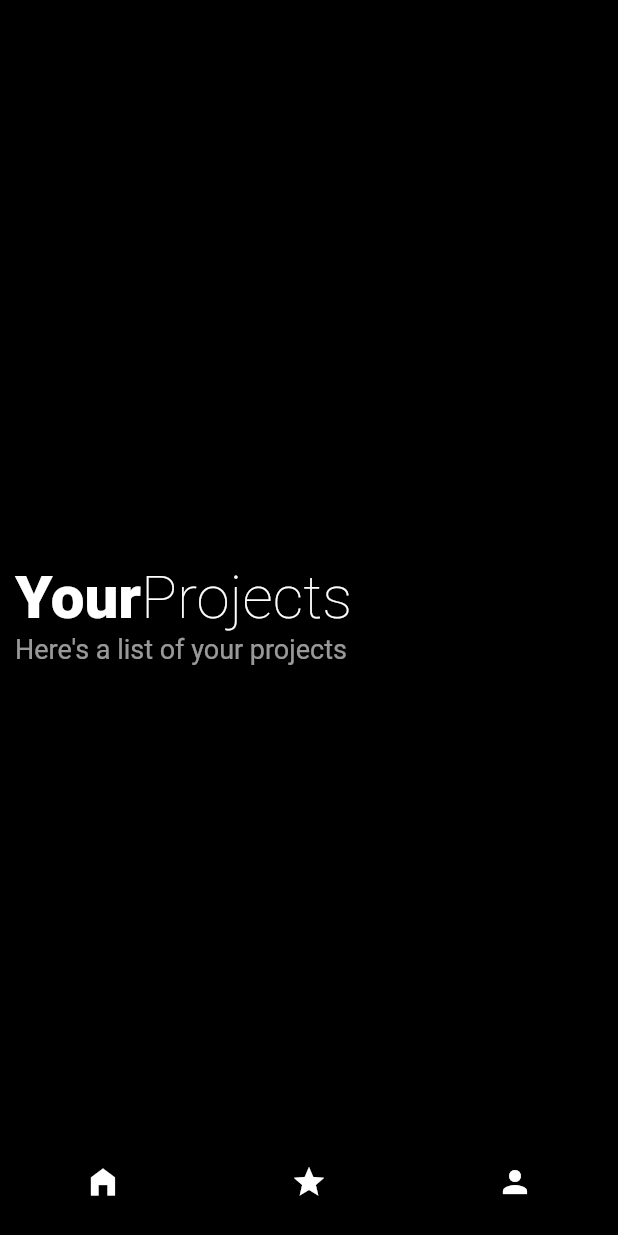
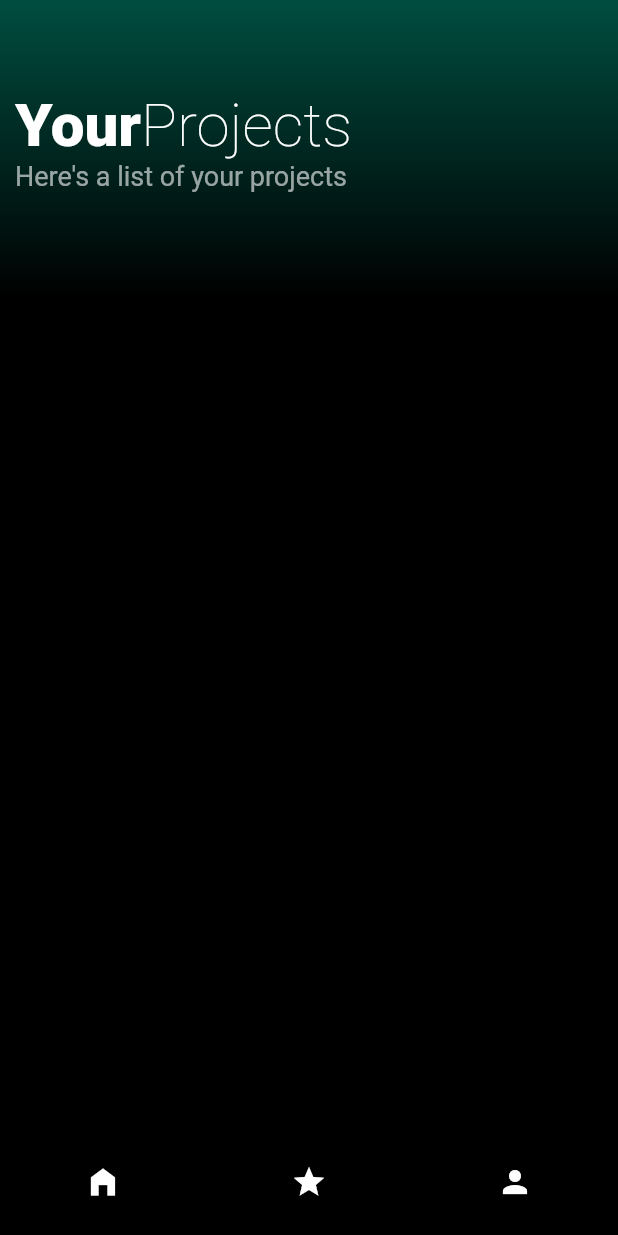
Before and after one commit to semandreis/project_link, a Flutter app: the screen it shows once a user with an empty profile is signed in, swiped to page 2, on a phone screen of 412 x 824 dp. Run offline on Flutter 3.47's test engine with Material 2 defaults, Android fonts, the phone set to English and light mode, and no system bars; our stand-ins replace cloud_firestore, connectivity_plus, email_validator, firebase_auth, firebase_core, firebase_storage and 2 more; accounts and stored records are empty.

Commit message:
Minor UI changes

```diff
--- a/lib/MyProjects.dart
+++ b/lib/MyProjects.dart
@@ -69,24 +69,30 @@ class _MyProjectsState extends State<MyProjects> {
   Widget build(BuildContext context) {
     return Scaffold(
       backgroundColor: Colors.black,
-      body: Center(
-        child: Container(
+      body: Container(
+        width: 900,
           child: SingleChildScrollView(
             scrollDirection: Axis.vertical,
             child: Column(
-              crossAxisAlignment: CrossAxisAlignment.center,
+
               children: [
                 Padding(
-                  padding: const EdgeInsets.only(top: 50),
+                  padding: const EdgeInsets.only(top: 0),
                   child: Container(
                     width: 450,
                     height: 200,
+                    decoration: BoxDecoration(
+                      gradient: LinearGradient(
+                          colors: [Color(0xFF004D40), Colors.black],
+                          begin: Alignment.topCenter,
+                          end: Alignment.bottomCenter),
+                    ),
                     child: Padding(
                       padding: const EdgeInsets.all(10),
                       child: Column(
-                        mainAxisAlignment: MainAxisAlignment.center,
                         crossAxisAlignment: CrossAxisAlignment.start,
                         children: [
+                          SizedBox(height: 50,),
                           Row(
                             children: [
                               const Text(
@@ -125,7 +131,7 @@ class _MyProjectsState extends State<MyProjects> {
             ),
           ),
         ),
-      ),
+
     );
   }
 
--- a/lib/home_page.dart
+++ b/lib/home_page.dart
@@ -98,6 +98,7 @@ class _HomePageState extends State<HomePage> {
       ),
       backgroundColor: Colors.black,
       body: Container(
+        width: 900,
         child: SingleChildScrollView(
           scrollDirection: Axis.vertical,
           child: Column(
--- a/lib/user_authentication/signup_page.dart
+++ b/lib/user_authentication/signup_page.dart
@@ -38,12 +38,15 @@ class _SignUpPageState extends State<SignUpPage> {
   Widget build(BuildContext context) => Scaffold(
 
         backgroundColor: Colors.black,
-        body: Form(
+        body: Center(
+          child: Form(
             key: formKey,
             child: Padding(
               padding: const EdgeInsets.only(left: 10, right: 10),
+              child: SingleChildScrollView(
                 child: Column(
-              mainAxisAlignment: MainAxisAlignment.center,
+
+
                   children: [
                     const Text('CYALA', style: TextStyle(color: Colors.white, fontSize: 40, letterSpacing: 25, fontWeight: FontWeight.w400),),
                     const SizedBox(height: 40,),
@@ -177,6 +180,8 @@ class _SignUpPageState extends State<SignUpPage> {
                 ),
               ),
             ),
+          ),
+        ),
       );
 
   Future signUp() async {
```
Lines whose indentation alone changed are shown as unchanged.
